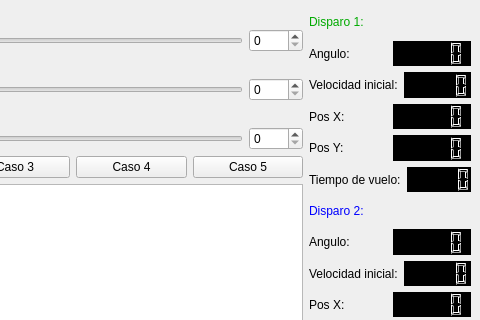
The window that mainwindow.ui (GGost00/parcial-final) describes before a commit, drawn with Qt 5; both pictures show x 282 to 762 and y 0 to 320 of the 762 by 600 pixel window.
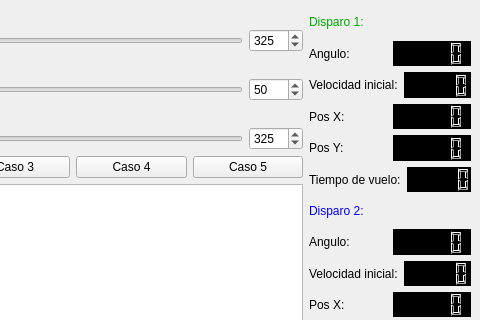
The same window after the commit.

Commit message: se realizaron los ultimos cambios a la interfaz grafica

Diff of the .ui file:
```diff
--- a/mainwindow.ui
+++ b/mainwindow.ui
@@ -46,6 +46,9 @@
             <property name="maximum">
              <number>1000</number>
             </property>
+            <property name="value">
+             <number>325</number>
+            </property>
            </widget>
           </item>
          </layout>
@@ -77,6 +80,9 @@
             <property name="maximum">
              <number>2000</number>
             </property>
+            <property name="value">
+             <number>50</number>
+            </property>
            </widget>
           </item>
          </layout>
@@ -108,6 +114,9 @@
             <property name="maximum">
              <number>1000</number>
             </property>
+            <property name="value">
+             <number>325</number>
+            </property>
            </widget>
           </item>
          </layout>
```
